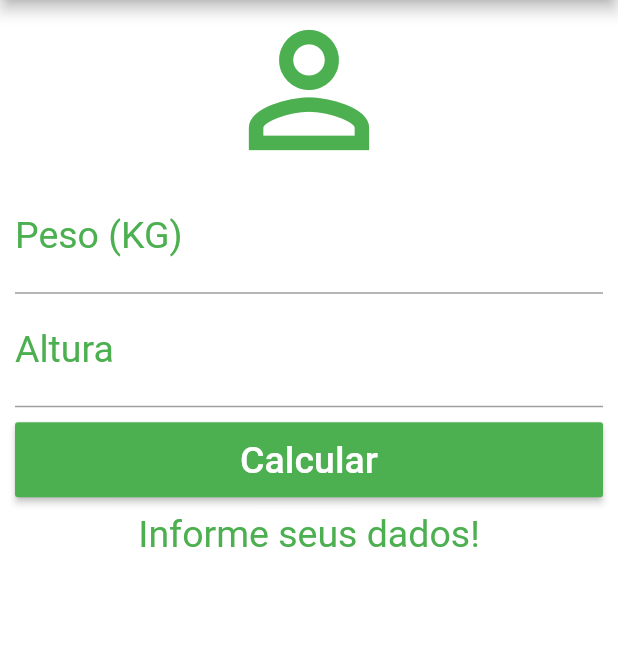
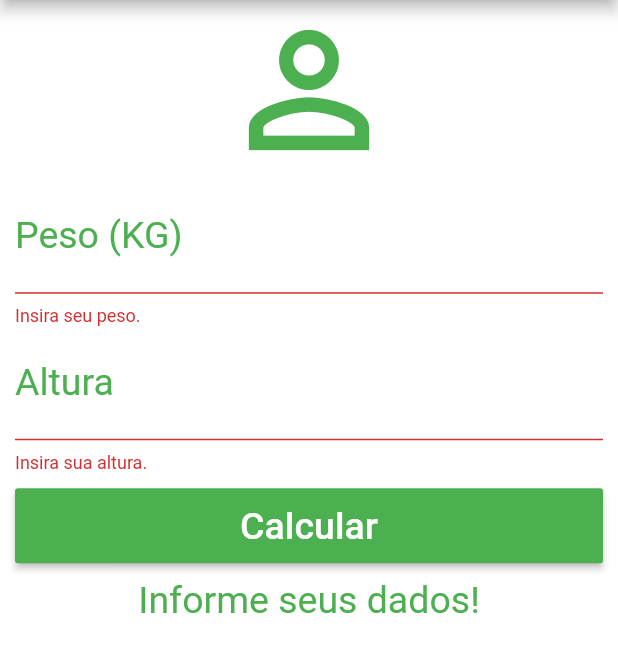
Before and after one commit to LuizD13/Flutter-Dart, a Flutter app: the screen it shows after launch, after a tap on "Calcular", on a phone screen of 412 x 824 dp, the part 84-756 px from its top. Run offline on Flutter 3.47's test engine with Material 2 defaults, Android fonts, the phone set to English and light mode, and no system bars.

Commit message:
Tratamento para campo não digitado

```diff
--- a/calculadora_de_imc/lib/main.dart
+++ b/calculadora_de_imc/lib/main.dart
@@ -12,41 +12,42 @@ class Home extends StatefulWidget {
 }
 
 class _HomeState extends State<Home> {
-
   TextEditingController weightController = TextEditingController();
   TextEditingController heightController = TextEditingController();
-
   String _infotext = 'Informe seus dados!';
 
-  void _calcular(){
+  GlobalKey<FormState> _formkey = GlobalKey<FormState>();
+
+  void _calcular() {
     setState(() {
       double weight = double.parse(weightController.text);
-      double height = double.parse(heightController.text)/100;
+      double height = double.parse(heightController.text) / 100;
 
       double imc = weight / (height * height);
       debugPrint('$imc');
-      if(imc < 18.6){
+      if (imc < 18.6) {
         _infotext = "Abaixo do peso (${imc.toStringAsPrecision(3)})";
-      }else if(imc >=18.6 && imc < 24.9){
+      } else if (imc >= 18.6 && imc < 24.9) {
         _infotext = "Peso ideal (${imc.toStringAsPrecision(3)})";
-      }else if(imc >=24.9 && imc < 29.9){
+      } else if (imc >= 24.9 && imc < 29.9) {
         _infotext = "Levemente acima do peso (${imc.toStringAsPrecision(3)})";
-      }else if(imc >=29.9 && imc < 34.9){
+      } else if (imc >= 29.9 && imc < 34.9) {
         _infotext = "Obesidade Grau I (${imc.toStringAsPrecision(3)})";
-      }else if(imc >=34.9 && imc < 39.9){
+      } else if (imc >= 34.9 && imc < 39.9) {
         _infotext = "Obesidade Grau II (${imc.toStringAsPrecision(3)})";
-      }else if(imc >=40){
+      } else if (imc >= 40) {
         _infotext = "Obesidade Grau III (${imc.toStringAsPrecision(3)})";
       }
-
     });
-
   }
 
-  void _resetfields() {
-    weightController.text = '';
+  void _resetfields(){
+    weightController.text = "";
     heightController.text = "";
-    _infotext = 'Informe seus dados!';
+    setState(() {
+      _infotext = "Informe seus dados!";
+      _formkey = GlobalKey<FormState>();    // ADICIONE ESTA LINHA!
+    });
   }
 
   @override
@@ -66,11 +67,13 @@ class _HomeState extends State<Home> {
       backgroundColor: Colors.white,
       body: SingleChildScrollView(
         padding: EdgeInsets.fromLTRB(10.0, 0.0, 10.0, 0.0),
+        child: Form(
+          key: _formkey,
           child: Column(
             crossAxisAlignment: CrossAxisAlignment.stretch,
             children: <Widget>[
               Icon(Icons.person_outline, size: 120, color: Colors.green),
-            TextField(
+              TextFormField(
                 keyboardType: TextInputType.number,
                 decoration: InputDecoration(
                     labelText: 'Peso (KG)',
@@ -78,8 +81,13 @@ class _HomeState extends State<Home> {
                 textAlign: TextAlign.center,
                 style: TextStyle(color: Colors.green, fontSize: 25),
                 controller: weightController,
+                validator: (value) {
+                  if(value.isEmpty){
+                   return 'Insira seu peso.';
+                  }
+                },
               ),
-            TextField(
+              TextFormField(
                 keyboardType: TextInputType.number,
                 decoration: InputDecoration(
                     labelText: 'Altura',
@@ -87,13 +95,22 @@ class _HomeState extends State<Home> {
                 textAlign: TextAlign.center,
                 style: TextStyle(color: Colors.green, fontSize: 25),
                 controller: heightController,
+                validator: (value) {
+                  if(value.isEmpty){
+                    return 'Insira sua altura.';
+                  }
+                },
               ),
               Padding(
                 padding: EdgeInsets.only(top: 10.0, bottom: 10.0),
                 child: Container(
                   height: 50,
                   child: RaisedButton(
-                  onPressed: _calcular,
+                    onPressed: (){
+                      if (_formkey.currentState.validate()){
+                        _calcular();
+                      }
+                    },
                     child: Text(
                       'Calcular',
                       style: TextStyle(color: Colors.white, fontSize: 25),
@@ -109,6 +126,7 @@ class _HomeState extends State<Home> {
               ),
             ],
           ),
+        )
       ),
     );
   }
```
Lines whose indentation alone changed are shown as unchanged.
